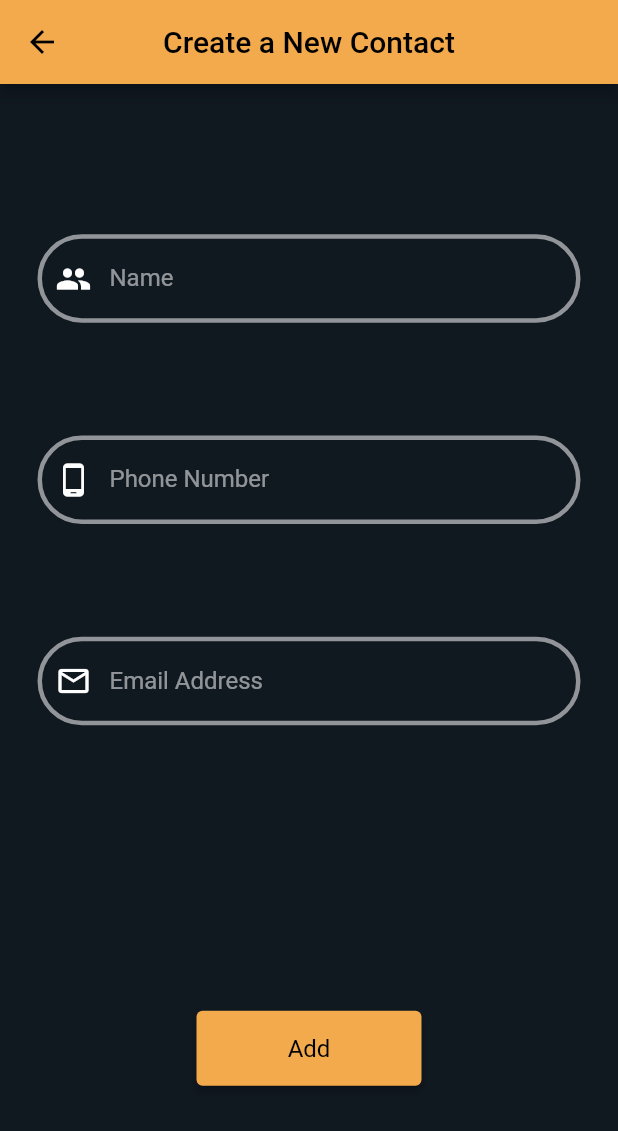
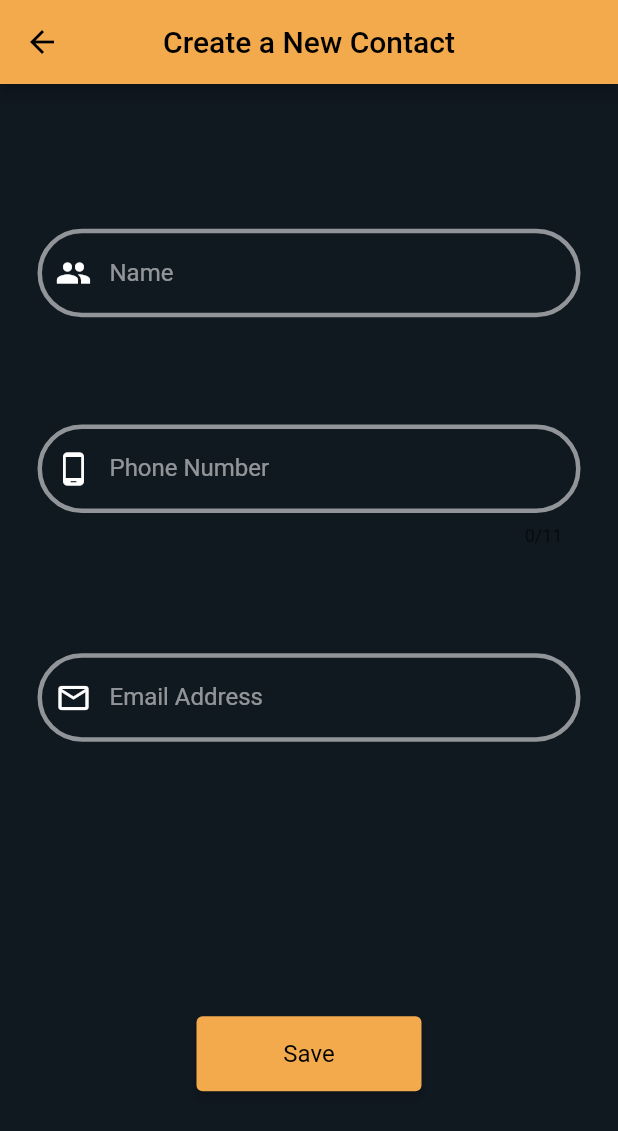
Before and after one commit to KimOliverManga3/Contact-List-Application, a Flutter app: the screen it shows after launch, after a tap on the "add" icon, on a phone screen of 412 x 824 dp. Shown: the top 1131 px of the screen. Run offline on Flutter 3.47's test engine with Material 2 defaults, Android fonts, the phone set to English and light mode, and no system bars; our stand-ins replace sqflite; accounts and stored records are empty.

Commit message:
Finished the Adding and Showing Functionality

```diff
--- /dev/null
+++ b/lib/addContact.dart
@@ -0,0 +1,149 @@
+import 'package:contact_list/dbHelper.dart';
+import 'package:contact_list/functions.dart';
+import 'package:flutter/material.dart';
+
+class AddContact extends StatelessWidget {
+
+  String name = '', phoneNumber = '', emailAddress = '';
+  final formKey = GlobalKey<FormState>();
+
+  String? validateEmail(value){
+    emailAddress = value!;
+    if(value!.isEmpty) {
+      return "Required";
+    } else if(!RegExp(r'^[\w-\.]+@([\w-]+\.)+[\w]{2,4}').hasMatch(value)) {
+      return "Invalid Format.";
+    } else {
+      emailAddress = value;
+      return null;
+    }
+  }
+
+  String? validateName(value){
+    if(value!.isEmpty) {
+      return "Required";
+    } else if(RegExp(r'[!@#<>?":_`~;[\]\\|=+)(*&^%0-9-]').hasMatch(value)) {
+      return "Invalid Format, Please use Letters Only.";
+    } else {
+      name = value;
+      return null;
+    }
+  }
+
+  String? validatePhoneNumber(value){
+    if(value!.isEmpty || value.length != 11) {
+      return "Required";
+    } else if(RegExp(r'[a-zA-Z!@#<>?":_`~;[\]\\|=+)(*&^%\s-]').hasMatch(value!)) {
+      return "Invalid Format.";
+    } else {
+      phoneNumber = value;
+      return null;
+    }
+  }
+
+  @override
+  Widget build(BuildContext context) => Scaffold(
+    backgroundColor: Color(0xff101820),
+    appBar: AppBar(
+      centerTitle: true,
+      backgroundColor: Color(0xfff2aa4d),
+      foregroundColor: Color(0xff000000),
+      title: Text('Create a New Contact'),
+
+    ),
+    body: Center(
+      child: Form(
+        autovalidateMode: AutovalidateMode.onUserInteraction,
+        key: formKey,
+        child: Padding(
+          padding: const EdgeInsets.all(25.0),
+          child: Column(
+            mainAxisAlignment: MainAxisAlignment.spaceEvenly,
+            children: [
+              TextFormField(
+                style: TextStyle(color: Colors.white),
+                decoration: InputDecoration(
+                  labelText: "Name",
+                  labelStyle: TextStyle(color: Colors.white54),
+                  prefixIcon: Icon(Icons.people, color: Color(0xffffffff),),
+                  enabledBorder: OutlineInputBorder(
+                    borderSide: BorderSide(color: Colors.white54, width: 3),
+                    borderRadius: BorderRadius.circular(30.0),
+                    ),
+                  focusedBorder: OutlineInputBorder(
+                    borderSide:  BorderSide(color: Colors.blueGrey, width: 3),
+                    borderRadius: BorderRadius.circular(30.0)
+                  )
+                ),
+                validator: validateName,
+              ),
+
+              TextFormField(
+                style: TextStyle(color: Colors.white),
+                decoration: InputDecoration(
+                  labelText: "Phone Number",
+                  labelStyle: TextStyle(color: Colors.white54),
+                  prefixIcon: Icon(Icons.phone_android, color: Color(0xffffffff),),
+                  enabledBorder: OutlineInputBorder(
+                    borderSide: BorderSide(color: Colors.white54, width: 3),
+                    borderRadius: BorderRadius.circular(30.0),
+                    ),
+                  focusedBorder: OutlineInputBorder(
+                    borderSide:  BorderSide(color: Colors.blueGrey, width: 3),
+                    borderRadius: BorderRadius.circular(30.0)
+                  )
+                ),
+                validator: validatePhoneNumber,
+                maxLength: 11,
+              ),
+              TextFormField(
+                style: TextStyle(color: Colors.white),
+                decoration: InputDecoration(
+                  labelText: "Email Address",
+                  labelStyle: TextStyle(color: Colors.white54),
+                  prefixIcon: Icon(Icons.email_outlined, color: Color(0xffffffff),),
+                  enabledBorder: OutlineInputBorder(
+                    borderSide: BorderSide(color: Colors.white54, width: 3),
+                    borderRadius: BorderRadius.circular(30.0),
+                  ),
+                  focusedBorder: OutlineInputBorder(
+                    borderSide:  BorderSide(color: Colors.blueGrey, width: 3),
+                    borderRadius: BorderRadius.circular(30.0)
+                  )
+                ),
+                validator: validateEmail,
+
+
+
+              ),
+              const SizedBox(height: 40,),
+              Row(
+                mainAxisAlignment: MainAxisAlignment.center,
+                children: [
+                  ElevatedButton(
+                    style: ElevatedButton.styleFrom(
+                      minimumSize: Size(150, 50),
+                      textStyle: TextStyle(fontSize: 16),
+                      primary: Color(0xfff2aa4d),
+                      onPrimary: Colors.black,
+                    ),
+
+                    child: const Text('Save'),
+                    onPressed: () {
+                      if(formKey.currentState!.validate()){
+                        final snackBar = SnackBar(content: Text("Contact Added"), backgroundColor: Colors.green,);
+                        ScaffoldMessenger.of(context).showSnackBar(snackBar);
+                        Functionalities func = Functionalities(name: name, phoneNumber: phoneNumber, emailAddress: emailAddress);
+                        DatabaseConnection().insertContact(func);
+                      }
+                    },
+                    ),
+                ],
+              )
+            ],
+          ),
+        ),
+      ),
+    ),
+  );
+}
--- a/lib/dbHelper.dart
+++ b/lib/dbHelper.dart
@@ -1,37 +1,58 @@
+import 'dart:developer';
 import 'package:sqflite/sqflite.dart';
 import 'package:path/path.dart';
+import 'functions.dart';
 
 class DatabaseConnection{
 
-  Database? database;
+  Database? _database;
 
-  Future<Database> get asnyc async => database ??= await initDatabase();
+  Future<Database> get database async => _database ??= await initDatabase();
 
   Future<Database> initDatabase() async{
 
-    String databasePath = await getDatabasesPath();
-    String path = join(databasePath, 'ContactList.db');
-    return await openDatabase(
+    final databasePath = await getDatabasesPath();
+    final path = join(databasePath, 'contact_list.db');
+    _database = await openDatabase(
       path,
       version: 1,
       onCreate: onCreate,
     );
+    return _database!;
   }
 
-  Future onCreate(Database db, int version) async{
-    return await db.execute('''
-      CREATE TABLE Contacts(
-        mobileNumber VARCHAR KEY,
-        firstName VARCHAR,
-        lastName VARCHAR,
-        email VARCHAR,
-      )
-    ''');
+  Future<void> onCreate(Database db, int version) async{
+    await db.execute('CREATE TABLE contacts(phoneNumber VARCHAR PRIMARY KEY, name VARCHAR, emailAddress VARCHAR)');
+  }
+
+  Future<void> insertContact(Functionalities contact) async{
+    var db = await database;
+    await db.insert("contacts", contact.toMap());
+  }
+
+  Future<List<Functionalities>> getContacts() async {
+    final db = await database;
+    List<Map<String, dynamic>> maps = await db.query('contacts');
+
+    return List.generate(maps.length, (i) {
+        return Functionalities(
+          phoneNumber: maps[i]['phoneNumber'],
+          name: maps[i]['name'],
+          emailAddress: maps[i]['emailAddress'],
+        );
+    });
+
+  }
+
+  getContacts2() async {
+    final db = await database;
+    final  maps = await db.query('contacts');
+    inspect(maps);
   }
 
   Future close() async{
-    var db = database;
-    db!.close();
+    var db = await database;
+    db.close();
   }
 
 }
--- a/lib/functions.dart
+++ b/lib/functions.dart
@@ -1,93 +1,29 @@
-import 'package:flutter/material.dart';
+import 'dbHelper.dart';
 
+class Functionalities{
 
-class AddContact extends StatelessWidget {
+  late String name, phoneNumber, emailAddress;
 
-  @override
-  Widget build(BuildContext context) => Scaffold(
-    backgroundColor: Color(0xff101820),
-    appBar: AppBar(
-      centerTitle: true,
-      backgroundColor: Color(0xfff2aa4d),
-      foregroundColor: Color(0xff000000),
-      title: Text('Create a New Contact'),
+  Functionalities({required this.name, required this.phoneNumber, required this.emailAddress});
 
-    ),
-    body: Center(
-      child: Padding(
-        padding: const EdgeInsets.all(25.0),
-        child: Column(
-          mainAxisAlignment: MainAxisAlignment.spaceEvenly,
-          children: [
-            TextField(
-              decoration: InputDecoration(
-                labelText: "Name",
-                labelStyle: TextStyle(color: Colors.white54),
-                prefixIcon: Icon(Icons.people, color: Color(0xffffffff),),
-                enabledBorder: OutlineInputBorder(
-                  borderSide: BorderSide(color: Colors.white54, width: 3),
-                  borderRadius: BorderRadius.circular(30.0),
-                  ),
-                focusedBorder: OutlineInputBorder(
-                  borderSide:  BorderSide(color: Colors.blueGrey, width: 3),
-                  borderRadius: BorderRadius.circular(30.0)
-                )
-              ),
-            ),
+  Map<String, dynamic> toMap() {
+    return {
+      'phoneNumber': phoneNumber,
+      'name': name,
+      'emailAddress': emailAddress,
+    };
+  }
 
-            TextField(
-              decoration: InputDecoration(
-                labelText: "Phone Number",
-                labelStyle: TextStyle(color: Colors.white54),
-                prefixIcon: Icon(Icons.phone_android, color: Color(0xffffffff),),
-                enabledBorder: OutlineInputBorder(
-                  borderSide: BorderSide(color: Colors.white54, width: 3),
-                  borderRadius: BorderRadius.circular(30.0),
-                  ),
-                focusedBorder: OutlineInputBorder(
-                  borderSide:  BorderSide(color: Colors.blueGrey, width: 3),
-                  borderRadius: BorderRadius.circular(30.0)
-                )
-              ),
-            ),
+  Functionalities.fromMap(Map<String, dynamic> map){
+    phoneNumber = map["phoneNumber"];
+    name = map["name"];
+    emailAddress = map["emailAddress"];
+  }
 
-            TextField(
-              decoration: InputDecoration(
-                labelText: "Email Address",
-                labelStyle: TextStyle(color: Colors.white54),
-                prefixIcon: Icon(Icons.email_outlined, color: Color(0xffffffff),),
-                enabledBorder: OutlineInputBorder(
-                  borderSide: BorderSide(color: Colors.white54, width: 3),
-                  borderRadius: BorderRadius.circular(30.0),
-                  ),
-                focusedBorder: OutlineInputBorder(
-                  borderSide:  BorderSide(color: Colors.blueGrey, width: 3),
-                  borderRadius: BorderRadius.circular(30.0)
-                )
-              ),
-            ),
+  List<String> getCont(){
+    DatabaseConnection().getContacts();
+    List<String> container = [name, phoneNumber, emailAddress];
+    return container;
+  }
 
-            SizedBox(height: 40,),
-            Row(
-              mainAxisAlignment: MainAxisAlignment.center,
-              children: [
-                ElevatedButton(
-                  style: ElevatedButton.styleFrom(
-                    minimumSize: Size(150, 50),
-                    textStyle: TextStyle(fontSize: 16),
-                    primary: Color(0xfff2aa4d),
-                    onPrimary: Colors.black,
-                  ),
-
-                  child: Text('Add'),
-                  onPressed: () {},
-                  ),
-              ],
-            )
-          ],
-
-        ),
-      ),
-    ),
-  );
 }
--- /dev/null
+++ b/lib/homepage.dart
@@ -0,0 +1,97 @@
+import 'package:contact_list/dbHelper.dart';
+import 'package:flutter/material.dart';
+import 'addContact.dart';
+import 'functions.dart';
+import 'main.dart';
+
+class FrontPageState extends State<FrontPage> {
+
+  var items = <String>[];
+  //Functionalities test = new Functionalities(phoneNumber: '', name: '', emailAddress: '');
+
+  //final List<String> _searchable = (DatabaseConnection().getContacts().toString());
+
+  @override
+  void initState(){
+    super.initState();
+    //items = test.getCont();
+    DatabaseConnection().getContacts2();
+  }
+
+  @override
+  Widget build(BuildContext context) => Scaffold(
+    backgroundColor: Color(0xff101820),
+    appBar: AppBar(
+      centerTitle: true,
+      backgroundColor: Color(0xfff2aa4d),
+      title: Text('Contacts'),
+      foregroundColor: Color(0xff000000),
+      actions: [
+        IconButton(onPressed: () {
+
+        },
+        icon: Icon(Icons.search)),
+        ],
+    ),
+    body: Container(
+      padding: EdgeInsets.all(25),
+      child: SafeArea(child: FutureBuilder(
+      future: DatabaseConnection().getContacts(),
+      builder: (BuildContext context, AsyncSnapshot<List<Functionalities>> snapshot){
+          if(snapshot.hasData){
+            return ListView.builder(
+              itemCount: snapshot.data!.length,
+              itemBuilder: (context, index){
+              return content(snapshot.data![index]);
+            });
+          }
+          else{
+            return const Center(
+              child: Text("No Contact Found.",
+              style: TextStyle(color: Colors.white),),
+            );
+          }
+        }
+      )
+    ),
+    ),
+    floatingActionButton: FloatingActionButton(
+      child: Icon(Icons.add),
+      backgroundColor: Color(0xfff2aa4d),
+      foregroundColor: Color(0xff000000),
+      onPressed: () {
+        Navigator.push(context,
+          MaterialPageRoute(builder: (context) => AddContact()),
+        );
+      }
+      ),
+  );
+}
+
+  Widget content(Functionalities contacts){
+    return Card(
+      elevation: 1.0,
+      shape: RoundedRectangleBorder(
+        side: BorderSide(color: Colors.white, width: 1),
+        borderRadius: BorderRadius.circular(10)
+      ),
+    child: Container(
+      margin: EdgeInsets.all(6.0),
+      padding: EdgeInsets.all(3.0),
+      child: Row(
+        children: <Widget>[
+          CircleAvatar(
+            child: Text('${contacts.name[0]}'),
+            backgroundColor: Color(0xff000000),
+            foregroundColor: Colors.white,
+          ),
+          const Padding(padding: EdgeInsets.all(8.0)),
+          Text(
+            contacts.name,
+            style: TextStyle(fontSize: 18, color: Colors.black),
+          ),
+        ],
+      ),
+    ),
+    );
+  }
--- a/lib/main.dart
+++ b/lib/main.dart
@@ -1,51 +1,30 @@
 import 'package:flutter/material.dart';
-import 'functions.dart';
+import 'homepage.dart';
 
-void main() {
+void main() async {
   WidgetsFlutterBinding.ensureInitialized();
-  runApp(mainPage());
+  // var db = DatabaseConnection();
+  // await db.insertContact(Functionalities(
+  //   name: 'Gumana ka',
+  //   phoneNumber: '09675547331',
+  //   emailAddress: 'putangIna@gmail.com'));
+  //   print(await db.getContacts());
+  runApp(MainPage());
 }
 
-class mainPage extends StatelessWidget {
+class MainPage extends StatelessWidget {
 
-  // mainPage() : super();
-
-  // @override
-  // frontPage createState() => frontPage();
-  @override
-  Widget build(BuildContext context) => MaterialApp(
-    debugShowCheckedModeBanner: false,
-    home: frontPage()
-  );
+  //FrontPage createState() => FrontPage();
+   @override
+  Widget build(BuildContext context) {
+    return MaterialApp(
+      debugShowCheckedModeBanner: false,
+      home: new FrontPage()
+    );
+  }
 }
 
-class frontPage extends StatelessWidget {
-
+class FrontPage extends StatefulWidget {
   @override
-  Widget build(BuildContext context) =>
-    Scaffold(
-    backgroundColor: Color(0xff101820),
-    appBar: AppBar(
-      centerTitle: true,
-      backgroundColor: Color(0xfff2aa4d),
-      title: Text('Contacts'),
-      foregroundColor: Color(0xff000000),
-      actions: [
-        IconButton(onPressed: () {},
-        icon: Icon(Icons.search)),
-        ],
-    ),
-    body: Center(),
-    floatingActionButton: FloatingActionButton(
-      child: Icon(Icons.add),
-      backgroundColor: Color(0xfff2aa4d),
-      foregroundColor: Color(0xff000000),
-      onPressed: () {
-        Navigator.push(
-          context,
-          MaterialPageRoute(builder: (context) => AddContact()),
-        );
-      }
-      ),
-  );
+  FrontPageState createState() => FrontPageState();
 }
--- a/pubspec.yaml
+++ b/pubspec.yaml
@@ -35,6 +35,7 @@ dependencies:
   # Use with the CupertinoIcons class for iOS style icons.
   cupertino_icons: ^1.0.2
   path_provider: ^2.0.10
+  path: ^1.8.1
 
 dev_dependencies:
   flutter_test:
```
Also changed, not shown: pubspec.lock, 1 other file.
